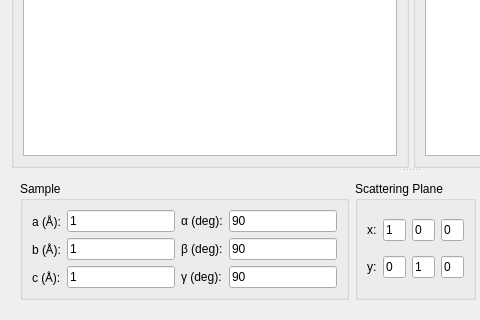
tweber-ill/frm_mirror-miezetools, file ui/taz.ui: the form before one commit; both pictures show x 0 to 480 and y 304 to 624 of the 822 by 624 pixel window.
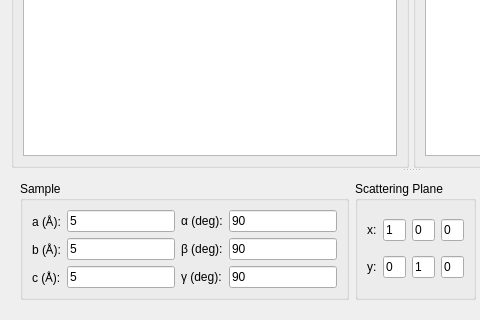
The form after the commit.

```diff
--- a/ui/taz.ui
+++ b/ui/taz.ui
@@ -140,7 +140,7 @@
           <item row="0" column="1">
            <widget class="QLineEdit" name="editA">
             <property name="text">
-             <string>1</string>
+             <string>5</string>
             </property>
            </widget>
           </item>
@@ -175,7 +175,7 @@
           <item row="1" column="1">
            <widget class="QLineEdit" name="editB">
             <property name="text">
-             <string>1</string>
+             <string>5</string>
             </property>
            </widget>
           </item>
@@ -189,7 +189,7 @@
           <item row="2" column="1">
            <widget class="QLineEdit" name="editC">
             <property name="text">
-             <string>1</string>
+             <string>5</string>
             </property>
            </widget>
           </item>
```
Left out of the diff: 19 changed lines with no effect on the pictures.
